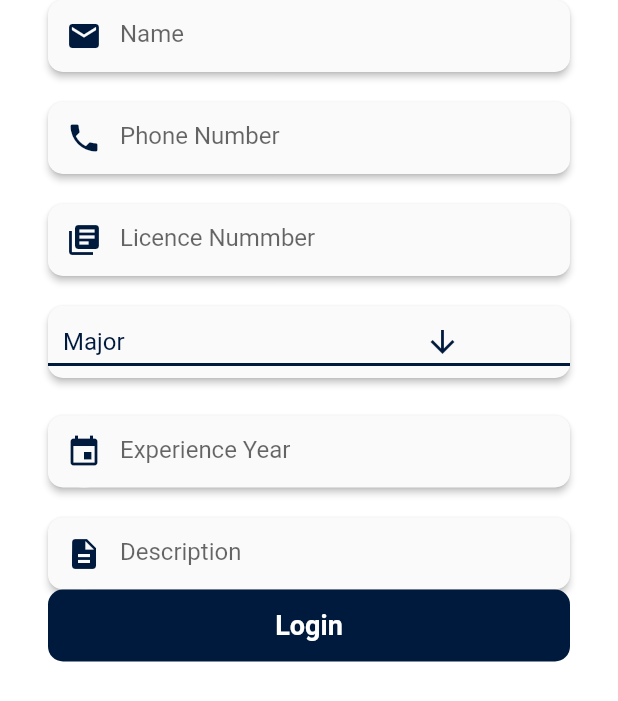
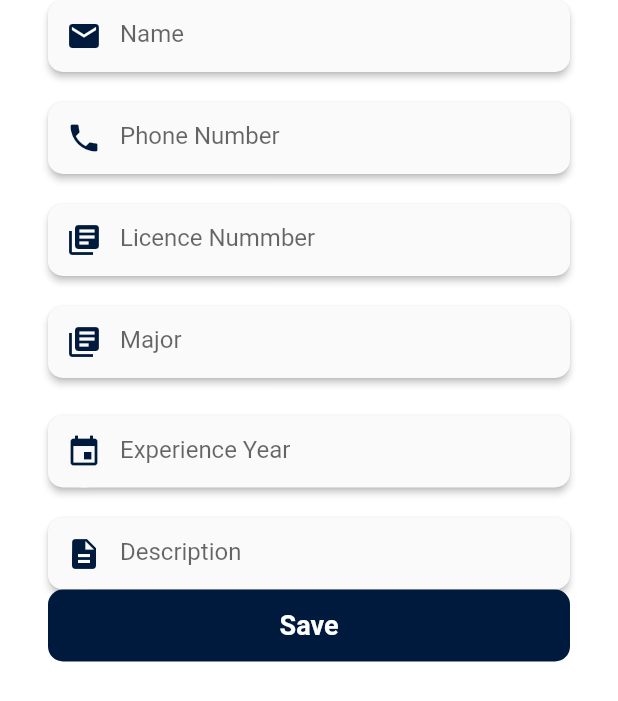
Before and after one commit to ali-shahKust/lawyer_client_app, a Flutter app: the Profile_Setting screen opened directly, on a phone screen of 412 x 824 dp. Shown: the top 701 px of the screen. Run offline on Flutter 3.47's test engine with Material 2 defaults, Android fonts, the phone set to English and light mode, and no system bars; our stand-ins replace cloud_firestore, firebase_auth; accounts and stored records are empty; network calls fail.

Commit message:
Cards Are Done

```diff
--- a/lib/Profile_Setting.dart
+++ b/lib/Profile_Setting.dart
@@ -1,3 +1,5 @@
+import 'package:cloud_firestore/cloud_firestore.dart';
+import 'package:firebase_auth/firebase_auth.dart';
 import 'package:flutter/material.dart';
 import 'package:lawyer_client_app/client_login_page.dart';
 import 'package:lawyer_client_app/constant.dart';
@@ -9,6 +11,20 @@ class Profile_Setting extends StatefulWidget {
 
 class _Profile_SettingState extends State<Profile_Setting> {
   String dropdownValue = 'Major';
+  String mName = '';
+  String mPhoneNum = '';
+  String mLicenceNumber = '';
+  String mYearExperience = '';
+  String mDescription = '';
+
+  final _namecontroller = TextEditingController();
+  final _phonecontroller = TextEditingController();
+  final _licencecontroller = TextEditingController();
+  final _majorcontroller = TextEditingController();
+  final _xpcontroller = TextEditingController();
+  final _descriptioncontroller = TextEditingController();
+  final databaseReference = Firestore.instance;
+
   @override
   Widget build(BuildContext context) {
     return Scaffold(
@@ -21,6 +37,7 @@ class _Profile_SettingState extends State<Profile_Setting> {
               elevation: 2.0,
               borderRadius: BorderRadius.all(Radius.circular(10)),
               child: TextField(
+                controller: _namecontroller,
                 onChanged: (String value) {},
                 cursorColor: Constant.appColor,
                 decoration: InputDecoration(
@@ -48,6 +65,7 @@ class _Profile_SettingState extends State<Profile_Setting> {
               elevation: 2.0,
               borderRadius: BorderRadius.all(Radius.circular(10)),
               child: TextField(
+                controller: _phonecontroller,
                 onChanged: (String value) {},
                 cursorColor: Constant.appColor,
                 decoration: InputDecoration(
@@ -75,6 +93,7 @@ class _Profile_SettingState extends State<Profile_Setting> {
               elevation: 2.0,
               borderRadius: BorderRadius.all(Radius.circular(10)),
               child: TextField(
+                controller: _licencecontroller,
                 onChanged: (String value) {},
                 cursorColor: Constant.appColor,
                 decoration: InputDecoration(
@@ -101,41 +120,23 @@ class _Profile_SettingState extends State<Profile_Setting> {
             child: Material(
               elevation: 2.0,
               borderRadius: BorderRadius.all(Radius.circular(10)),
-        child: DropdownButton<String>(
-        value: dropdownValue,
-        icon: Padding(
-          padding: const EdgeInsets.only(left: 200),
-          child: Icon(Icons.arrow_downward,color: Constant.appColor,),
-        ),
-        iconSize: 24,
-        elevation: 16,
-        style: TextStyle(
-        color: Constant.appColor
-        ),
-        underline: Container(
-        height: 2,
+              child: TextField(
+                controller: _majorcontroller,
+                onChanged: (String value) {},
+                cursorColor: Constant.appColor,
+                decoration: InputDecoration(
+                    hintText: "Major",
+                    prefixIcon: Material(
+                      elevation: 0,
+                      borderRadius: BorderRadius.all(Radius.circular(30)),
+                      child: Icon(
+                        Icons.library_books,
                         color: Constant.appColor,
                       ),
-        onChanged: (String newValue) {
-        setState(() {
-        dropdownValue = newValue;
-        });
-        },
-        items: <String>['Major', 'Two', 'Free', 'Four']
-            .map<DropdownMenuItem<String>>((String value) {
-        return DropdownMenuItem<String>(
-        value: value,
-        child: Padding(
-          padding: const EdgeInsets.only(left: 10),
-          child: Text(value,style: TextStyle(
-
-            fontSize: 16
-          ),),
-
                     ),
-        );
-        })
-            .toList(),
+                    border: InputBorder.none,
+                    contentPadding:
+                        EdgeInsets.symmetric(horizontal: 25, vertical: 13)),
               ),
             ),
           ),
@@ -148,6 +149,7 @@ class _Profile_SettingState extends State<Profile_Setting> {
               elevation: 2.0,
               borderRadius: BorderRadius.all(Radius.circular(10)),
               child: TextField(
+                controller: _xpcontroller,
                 onChanged: (String value) {},
                 cursorColor: Constant.appColor,
                 decoration: InputDecoration(
@@ -175,6 +177,7 @@ class _Profile_SettingState extends State<Profile_Setting> {
               elevation: 2.0,
               borderRadius: BorderRadius.all(Radius.circular(10)),
               child: TextField(
+                controller: _descriptioncontroller,
                 onChanged: (String value) {},
                 cursorColor: Constant.appColor,
                 keyboardType: TextInputType.multiline,
@@ -202,18 +205,44 @@ class _Profile_SettingState extends State<Profile_Setting> {
                     borderRadius: BorderRadius.all(Radius.circular(10)),
                     color: Constant.appColor),
                 child: FlatButton(
+
                   child: Text(
-                    "Login",
+                    "Save",
                     style: TextStyle(
                         color: Colors.white,
                         fontWeight: FontWeight.w700,
                         fontSize: 18),
                   ),
-                  onPressed: () {},
+                  onPressed: () {
+                    createRecord();
+                  },
                 ),
               )),
         ],
       ),
     );
   }
+
+  void getData() async {
+    DocumentSnapshot mRef = await Firestore.instance
+        .collection("Lawyers")
+        .document((await FirebaseAuth.instance.currentUser()).uid)
+        .get();
+    setState(() {
+      mName = mRef['username'];
+    });
   }
+
+  void createRecord() async {
+    String mUid = (await FirebaseAuth.instance.currentUser()).uid;
+    //Firestore
+    await databaseReference.collection("Lawyers").document(mUid).setData({
+      'username': _namecontroller.text,
+      'phonenumber': _phonecontroller.text,
+      'licencenumber': _licencecontroller.text,
+      'year_experience': _xpcontroller.text,
+      'major': _majorcontroller.text,
+      'description': _descriptioncontroller.text,
+    }, merge: true);
+  }
+}
--- a/lib/homepage.dart
+++ b/lib/homepage.dart
@@ -4,6 +4,7 @@ import 'package:flutter/material.dart';
 import 'package:lawyer_client_app/constant.dart';
 import 'package:lawyer_client_app/request_page.dart';
 
+import 'Profile_Setting.dart';
 import 'client_session_page.dart';
 
 class ClientHomePage extends StatefulWidget {
@@ -31,6 +32,9 @@ class _ClientHomePageState extends State<ClientHomePage> {
             break;
           case "My Request":
             Navigator.push(context, MaterialPageRoute(builder: (context) => Request_Page()));
+            break;
+          case "Profile":
+            Navigator.push(context, MaterialPageRoute(builder: (context) => Profile_Setting()));
             break;
         }
 
```
Also changed, not shown: lib/client_signup_page.dart (+5 -5 lines), lib/lawyermodels.dart (added, +12 -0 lines). Lines whose indentation alone changed are shown as unchanged.
